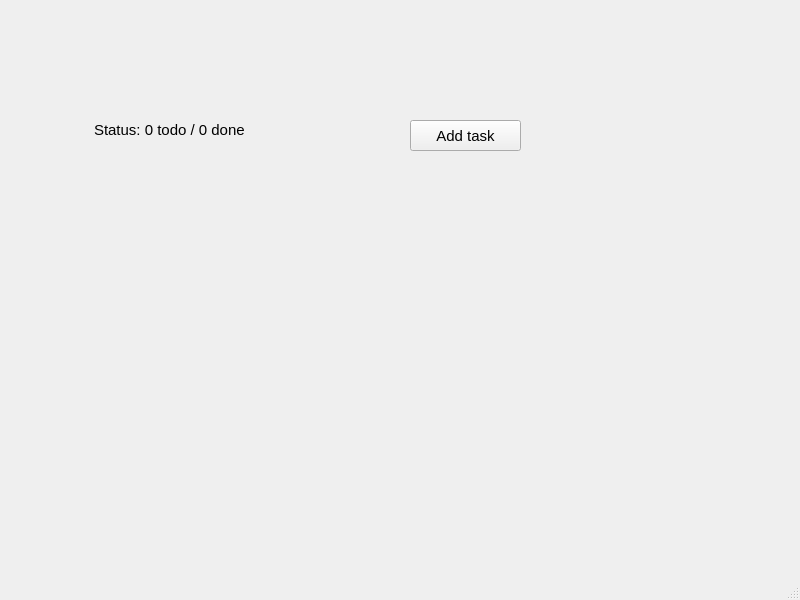
Before: the Qt Designer form MainWindow.ui in drWindstrom/todo, drawn with Qt 5.
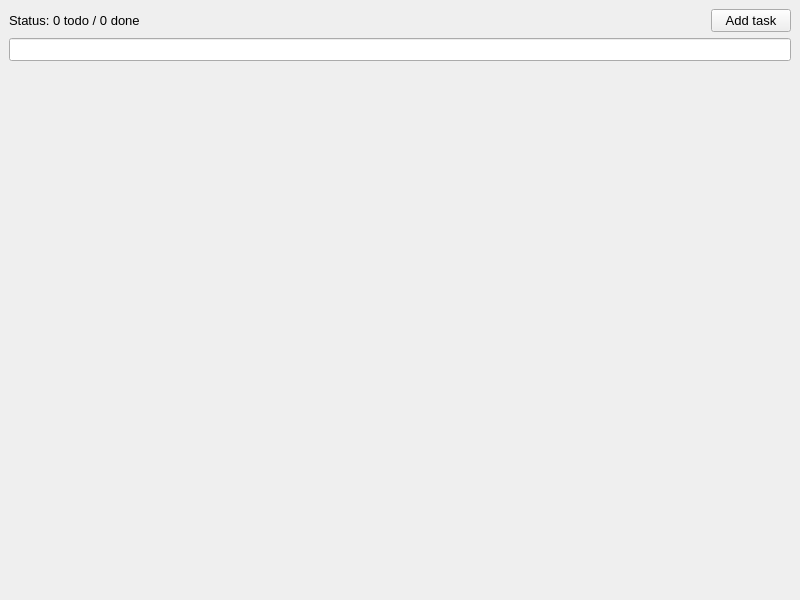
After: the same form once the commit is applied.

Patch:
```diff
--- a/MainWindow.ui
+++ b/MainWindow.ui
@@ -12,51 +12,66 @@
   </property>
   <property name="font">
    <font>
-    <pointsize>11</pointsize>
+    <pointsize>10</pointsize>
    </font>
   </property>
   <property name="windowTitle">
    <string>MainWindow</string>
   </property>
   <widget class="QWidget" name="centralwidget">
+   <layout class="QVBoxLayout" name="verticalLayout">
+    <item>
+     <layout class="QHBoxLayout" name="toolbarLayout">
+      <item>
    <widget class="QLabel" name="statusLabel">
-    <property name="geometry">
-     <rect>
-      <x>94</x>
-      <y>120</y>
-      <width>201</width>
-      <height>20</height>
-     </rect>
-    </property>
     <property name="text">
      <string>Status: 0 todo / 0 done</string>
     </property>
    </widget>
+      </item>
+      <item>
+       <spacer name="horizontalSpacer">
+        <property name="orientation">
+         <enum>Qt::Horizontal</enum>
+        </property>
+        <property name="sizeHint" stdset="0">
+         <size>
+          <width>40</width>
+          <height>20</height>
+         </size>
+        </property>
+       </spacer>
+      </item>
+      <item>
    <widget class="QPushButton" name="addTaskButton">
-    <property name="geometry">
-     <rect>
-      <x>410</x>
-      <y>120</y>
-      <width>111</width>
-      <height>31</height>
-     </rect>
-    </property>
     <property name="text">
      <string>Add task</string>
     </property>
    </widget>
-  </widget>
-  <widget class="QMenuBar" name="menubar">
-   <property name="geometry">
-    <rect>
-     <x>0</x>
-     <y>0</y>
-     <width>800</width>
-     <height>30</height>
-    </rect>
-   </property>
+      </item>
+     </layout>
+    </item>
+    <item>
+     <layout class="QVBoxLayout" name="tasksLayout"/>
+    </item>
+    <item>
+     <widget class="QLineEdit" name="lineEdit"/>
+    </item>
+    <item>
+     <spacer name="verticalSpacer">
+      <property name="orientation">
+       <enum>Qt::Vertical</enum>
+      </property>
+      <property name="sizeHint" stdset="0">
+       <size>
+        <width>20</width>
+        <height>40</height>
+       </size>
+      </property>
+     </spacer>
+    </item>
+   </layout>
   </widget>
-  <widget class="QStatusBar" name="statusbar"/>
  </widget>
  <resources/>
  <connections/>
```
Left out of the diff: 2 changed lines with no effect on the pictures. Lines whose indentation alone changed are shown as unchanged.
